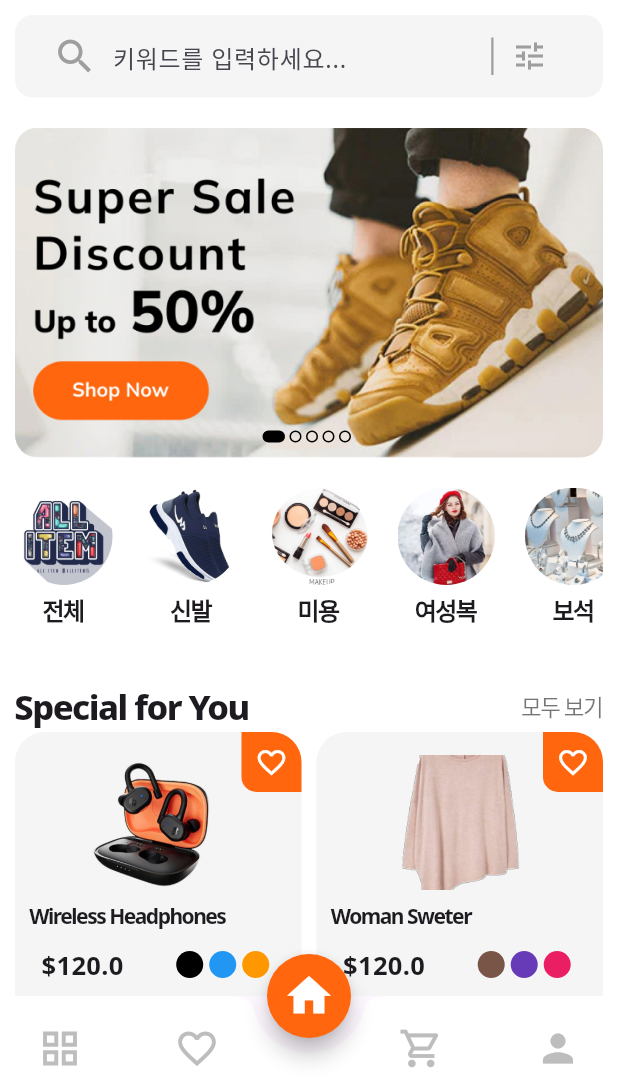
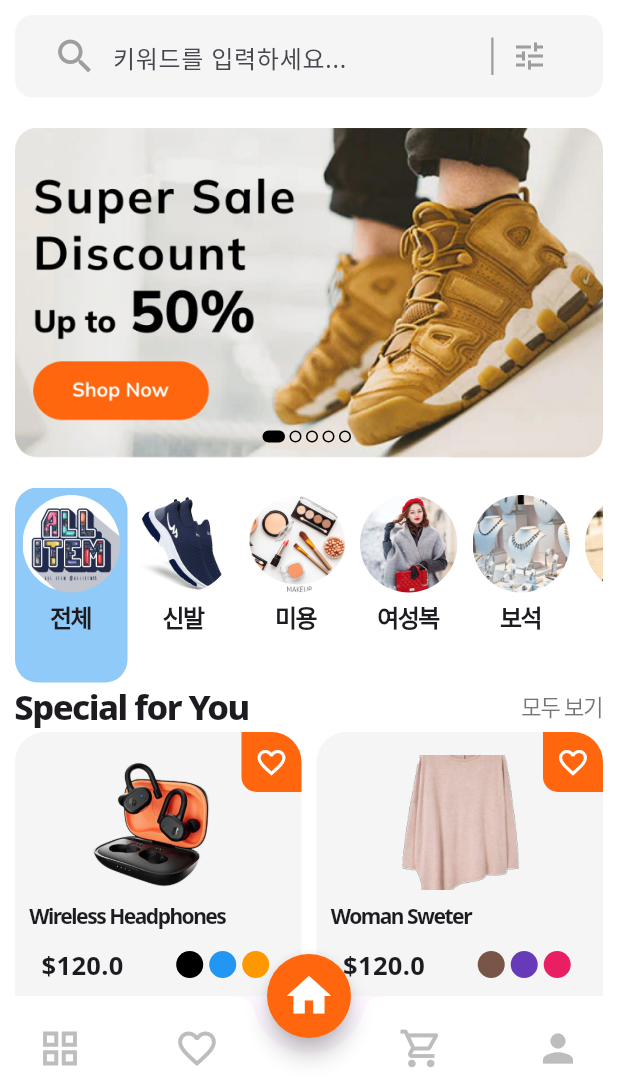
Before and after one commit to killkch/ecomer, a Flutter app: the screen it shows after launch, on a phone screen of 412 x 824 dp, the part 150-1236 px from its top. Run offline on Flutter 3.47's test engine with Material 3 defaults, Android fonts, the phone set to English and light mode, and no system bars; our stand-ins replace google_fonts.

Commit message:
[2024.08.02] 마무리작업

```diff
--- a/lib/main.dart
+++ b/lib/main.dart
@@ -1,6 +1,7 @@
 // ignore_for_file: prefer_const_constructors
 
 import 'package:ecomer/provider/cart_provider.dart';
+import 'package:ecomer/provider/favorite_provider.dart';
 import 'package:ecomer/screens/nav_bar_screen.dart';
 import 'package:flutter/material.dart';
 import 'package:google_fonts/google_fonts.dart';
@@ -20,6 +21,9 @@ class MyApp extends StatelessWidget {
         provider.ChangeNotifierProvider(
           create: (_) => CartProvider(),
         ),
+        provider.ChangeNotifierProvider(
+          create: (_) => FavoriteProvider(),
+        ),
       ],
       child: MaterialApp(
         debugShowCheckedModeBanner: false,
--- /dev/null
+++ b/lib/provider/favorite_provider.dart
@@ -0,0 +1,32 @@
+// ignore_for_file: unused_field
+
+import 'package:ecomer/models/product.dart';
+import 'package:flutter/material.dart';
+import 'package:provider/provider.dart';
+
+class FavoriteProvider extends ChangeNotifier {
+  final List<Product> _favorites = [];
+
+  List<Product> get favorites => _favorites;
+
+  void toggleFavorite(Product product) {
+    if (_favorites.contains(product)) {
+      _favorites.remove(product);
+    } else {
+      _favorites.add(product);
+    }
+    notifyListeners();
+  }
+
+  bool isExist(Product product) {
+    final isExist = _favorites.contains(product);
+    return isExist;
+  }
+
+  static FavoriteProvider of(
+    BuildContext context, {
+    bool listen = true,
+  }) {
+    return Provider.of<FavoriteProvider>(context, listen: listen);
+  }
+}
--- a/lib/screens/detail/detail_screen.dart
+++ b/lib/screens/detail/detail_screen.dart
@@ -1,6 +1,7 @@
 // ignore_for_file: prefer_const_constructors, prefer_const_literals_to_create_immutables, prefer_const_constructors_in_immutables, unused_local_variable, avoid_print, sized_box_for_whitespace
 
 import 'package:ecomer/models/product.dart';
+import 'package:ecomer/provider/favorite_provider.dart';
 import 'package:ecomer/screens/detail/addto_cart.dart';
 import 'package:ecomer/screens/detail/description.dart';
 import 'package:ecomer/screens/detail/detail_app_bar.dart';
@@ -28,7 +29,7 @@ class _DetailScreenState extends State<DetailScreen> {
         child: SingleChildScrollView(
           child: Column(
             children: [
-              DetailAppBar(),
+              DetailAppBar(product: widget.product),
               SizedBox(
                 height: 250,
                 child: PageView.builder(
--- a/lib/screens/home/home_screen.dart
+++ b/lib/screens/home/home_screen.dart
@@ -1,6 +1,6 @@
 // ignore_for_file: prefer_const_constructors, prefer_const_literals_to_create_immutables
 
-import 'package:ecomer/constants.dart';
+import 'package:ecomer/models/category.dart';
 import 'package:ecomer/models/product.dart';
 import 'package:ecomer/screens/home/widgets/category_widget.dart';
 import 'package:ecomer/screens/home/widgets/home_app_bar.dart';
@@ -18,9 +18,20 @@ class HomeScreen extends StatefulWidget {
 
 class _HomeScreenState extends State<HomeScreen> {
   int currentSlider = 0;
+  int selectedIndex = 0;
 
   @override
   Widget build(BuildContext context) {
+    //?
+    List<List<Product>> selectedCategories = [
+      products,
+      shoes,
+      beauty,
+      womenFashion,
+      jewelry,
+      menFashion
+    ];
+    //?
     return Scaffold(
       backgroundColor: Colors.white,
       body: SafeArea(
@@ -46,7 +57,56 @@ class _HomeScreenState extends State<HomeScreen> {
                   },
                 ),
                 SizedBox(height: 20),
-                CategoryWidget(),
+                // CategoryWidget(),
+                SizedBox(
+                  height: 130,
+                  child: ListView.builder(
+                    itemCount: categories.length,
+                    scrollDirection: Axis.horizontal,
+                    itemBuilder: (context, index) {
+                      return GestureDetector(
+                        onTap: () {
+                          setState(() {
+                            selectedIndex = index;
+                          });
+                        },
+                        child: Container(
+                          padding: EdgeInsets.all(5),
+                          decoration: BoxDecoration(
+                              borderRadius: BorderRadius.circular(15),
+                              color: selectedIndex == index
+                                  ? Colors.blue[200]
+                                  : Colors.transparent),
+                          child: Column(
+                            children: [
+                              Container(
+                                height: 65,
+                                width: 65,
+                                decoration: BoxDecoration(
+                                  shape: BoxShape.circle,
+                                  image: DecorationImage(
+                                    image: AssetImage(categories[index].image),
+                                    fit: BoxFit.cover,
+                                  ),
+                                ),
+                              ),
+                              SizedBox(height: 5),
+                              Text(
+                                categories[index].title,
+                                style: TextStyle(
+                                  fontSize: 16,
+                                  fontWeight: FontWeight.bold,
+                                  letterSpacing: -1,
+                                ),
+                              ),
+                            ],
+                          ),
+                        ),
+                      );
+                    },
+                    // separatorBuilder: (context, index) => SizedBox(width: 20),
+                  ),
+                ),
                 Row(
                   mainAxisAlignment: MainAxisAlignment.spaceBetween,
                   children: [
@@ -79,10 +139,10 @@ class _HomeScreenState extends State<HomeScreen> {
                     crossAxisSpacing: 10,
                     mainAxisSpacing: 10,
                   ),
-                  itemCount: products.length,
+                  itemCount: selectedCategories[selectedIndex].length,
                   itemBuilder: (context, index) {
                     return ProductCard(
-                      product: products[index],
+                      product: selectedCategories[selectedIndex][index],
                     );
                   },
                 ),
--- a/lib/screens/home/widgets/product_card.dart
+++ b/lib/screens/home/widgets/product_card.dart
@@ -2,6 +2,7 @@
 
 import 'package:ecomer/constants.dart';
 import 'package:ecomer/models/product.dart';
+import 'package:ecomer/provider/favorite_provider.dart';
 import 'package:ecomer/screens/detail/detail_screen.dart';
 import 'package:flutter/material.dart';
 
@@ -12,6 +13,7 @@ class ProductCard extends StatelessWidget {
 
   @override
   Widget build(BuildContext context) {
+    final provider = FavoriteProvider.of(context);
     return GestureDetector(
       onTap: () {
         Navigator.push(
@@ -103,9 +105,13 @@ class ProductCard extends StatelessWidget {
                   ),
                 ),
                 child: GestureDetector(
-                    onTap: () {},
+                    onTap: () {
+                      provider.toggleFavorite(product);
+                    },
                     child: Icon(
-                      Icons.favorite_border,
+                      provider.isExist(product)
+                          ? Icons.favorite
+                          : Icons.favorite_border,
                       color: Colors.white,
                       size: 22,
                     )),
--- a/lib/screens/nav_bar_screen.dart
+++ b/lib/screens/nav_bar_screen.dart
@@ -2,8 +2,9 @@
 
 import 'package:ecomer/constants.dart';
 import 'package:ecomer/screens/cart/cart_screen.dart';
-import 'package:ecomer/screens/favorite.dart';
+import 'package:ecomer/screens/favorite/favorite.dart';
 import 'package:ecomer/screens/home/home_screen.dart';
+import 'package:ecomer/screens/profile/profile.dart';
 import 'package:flutter/material.dart';
 
 class BottomNavBar extends StatefulWidget {
@@ -22,7 +23,7 @@ class _BottomNacBarState extends State<BottomNavBar> {
     Favorite(),
     HomeScreen(),
     CartScreen(),
-    Scaffold(),
+    Profile(),
   ];
 
   @override
```
Also changed, not shown: lib/models/product.dart (+0 -23 lines), lib/screens/detail/detail_app_bar.dart (+15 -2 lines), lib/screens/favorite.dart (deleted, +0 -10 lines), lib/screens/favorite/favorite.dart (added, +129 -0 lines), lib/screens/home/widgets/category_widget.dart (+26 -4 lines), lib/screens/profile/profile.dart (added, +182 -0 lines).
